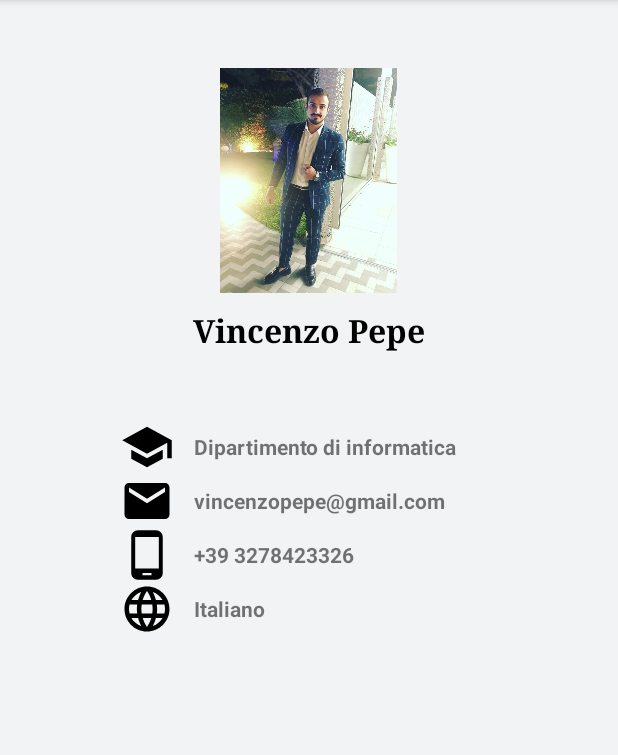
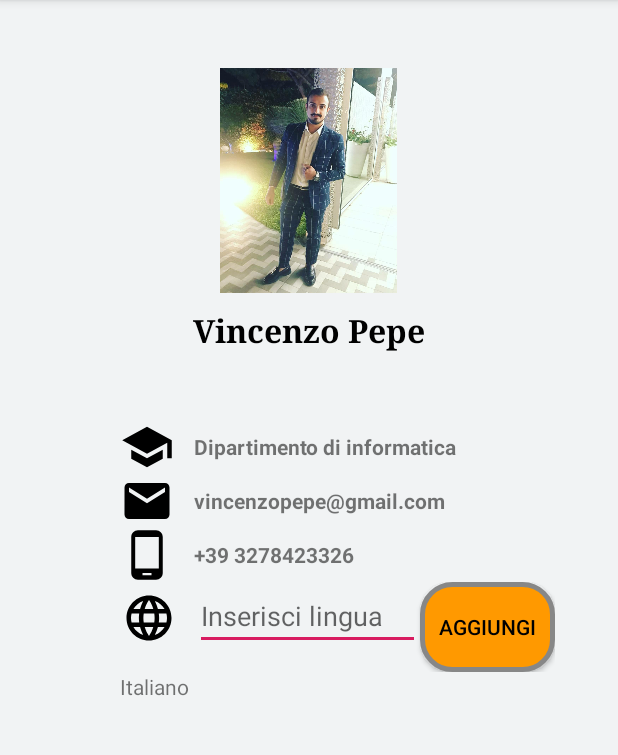
Before and after one commit to Dumah96/PickGroup, an Android app: the Homepage screen opened directly, with no data from a screen before it, on a phone screen of 412 x 824 dp, the part 84-839 px from its top. Run offline under Robolectric (Android 15) with nearby library versions, the phone set to English and light mode, and no system bars.

Commit message:
Funzione aggiunta lingua

```diff
--- a/app/src/main/java/com/example/davide/pickgroup/Homepage.java
+++ b/app/src/main/java/com/example/davide/pickgroup/Homepage.java
@@ -15,10 +15,16 @@ import android.os.Bundle;
 import android.view.MenuItem;
 import android.support.design.widget.NavigationView;
 import android.view.View;
+import android.widget.ArrayAdapter;
+import android.widget.Button;
+import android.widget.EditText;
 import android.widget.ExpandableListAdapter;
 import android.widget.ExpandableListView;
+import android.widget.ListView;
 import android.widget.Toast;
 
+import java.util.ArrayList;
+import java.util.Arrays;
 import java.util.HashMap;
 import java.util.List;
 
@@ -30,6 +36,9 @@ public class Homepage extends AppCompatActivity {
 
 
     private android.app.Fragment fragment = null;
+    private ArrayList<String> arrayList;
+    private ArrayAdapter<String> adapter;
+    private EditText txtInput;
     private ExpandableListView expListView;
     private HashMap<String, List<String>> listDataChild;
     private ExpandableListAdapter listAdapter;
@@ -48,8 +57,28 @@ public class Homepage extends AppCompatActivity {
 
     @Override
     protected void onCreate(Bundle savedInstanceState) {
+
         super.onCreate(savedInstanceState);
         setContentView(R.layout.activity_homepage2);
+
+        ListView listView = (ListView) findViewById(R.id.listv);
+
+        String[] items = {"Italiano"};
+        arrayList = new ArrayList<>(Arrays.asList(items));
+        adapter = new ArrayAdapter<String>(this,R.layout.list_lingue,R.id.txtlistalingue,arrayList);
+        listView.setAdapter(adapter);
+        txtInput = (EditText) findViewById(R.id.etlingua);
+        Button btAdd = (Button) findViewById(R.id.btnlingua);
+        btAdd.setOnClickListener(new View.OnClickListener() {
+            @Override
+            public void onClick(View v) {
+                String newItem = txtInput.getText().toString();
+                arrayList.add(newItem);
+                adapter.notifyDataSetChanged();
+            }
+        });
+
+
         mDrawerLayout = (DrawerLayout) findViewById(R.id.drawerLayout);
         mToggle = new ActionBarDrawerToggle(this, mDrawerLayout,R.string.open,R.string.closse);
 
--- a/app/src/main/res/layout/activity_homepage2.xml
+++ b/app/src/main/res/layout/activity_homepage2.xml
@@ -69,6 +69,7 @@
                     android:layout_height="36dp"
                     android:src="@drawable/ic_school_black_24dp"/>
                 <TextView
+
                     android:textStyle="bold"
                     android:layout_gravity="center_vertical"
                     android:layout_width="wrap_content"
@@ -115,25 +116,53 @@
             </LinearLayout>
 
 
-            <LinearLayout
+            <RelativeLayout
                 android:layout_width="match_parent"
                 android:layout_height="wrap_content"
                 android:orientation="horizontal"
                 android:paddingLeft="10dp">
 
                 <ImageView
+                    android:layout_marginTop="6dp"
+                  android:layout_marginLeft="1dp"
                     android:layout_width="36dp"
                     android:layout_height="36dp"
                     android:src="@drawable/ic_language_black_24dp" />
+                <EditText
+                    android:id="@+id/etlingua"
+                    android:layout_width="150dp"
+                    android:layout_height="wrap_content"
+                    android:hint="Inserisci lingua"
+                    android:layout_marginLeft="50dp"
 
-                <TextView
+                    />
+                <Button
+                    android:background="@drawable/button_background"
+                    android:id="@+id/btnlingua"
                     android:layout_width="wrap_content"
                     android:layout_height="wrap_content"
-                    android:layout_gravity="center_vertical"
-                    android:paddingLeft="10dp"
-                    android:text=" Italiano"
-                    android:textStyle="bold" />
-            </LinearLayout>
+                    android:text="Aggiungi"
+                    android:layout_toRightOf="@id/etlingua"
+                    android:textColor="#000000"
+                    />
+            </RelativeLayout>
+
+
+            <ListView
+                android:id="@+id/listv"
+                android:layout_width="match_parent"
+                android:layout_height="wrap_content"
+                android:layout_gravity="center_vertical"
+                android:paddingLeft="10dp"
+                android:textStyle="bold"
+
+                >
+
+            </ListView>
+
+
+
+
 
 
         </LinearLayout>
@@ -141,15 +170,14 @@
     </RelativeLayout>
 
 
-
     <FrameLayout
         android:id="@+id/frame_container"
         android:layout_width="match_parent"
-        android:layout_height="match_parent" />
+        android:layout_height="wrap_content" />
 
 
 
-   <android.support.design.widget.NavigationView
+    <android.support.design.widget.NavigationView
        android:id="@+id/menu"
        android:layout_width="wrap_content"
        android:layout_height="match_parent"
--- /dev/null
+++ b/app/src/main/res/layout/list_lingue.xml
@@ -0,0 +1,14 @@
+<?xml version="1.0" encoding="utf-8"?>
+<android.support.constraint.ConstraintLayout
+    xmlns:android="http://schemas.android.com/apk/res/android"
+    android:layout_width="match_parent"
+    android:layout_height="match_parent"
+    android:orientation="horizontal"
+    >
+
+    <TextView
+        android:id="@+id/txtlistalingue"
+        android:layout_width="match_parent"
+        android:layout_height="wrap_content" />
+
+</android.support.constraint.ConstraintLayout>
```
